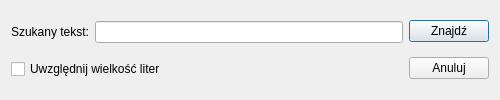
Old version of the form ui/ModifyData/dialog-search.ui in the repository OskarLewandowski/dex-data-experience.
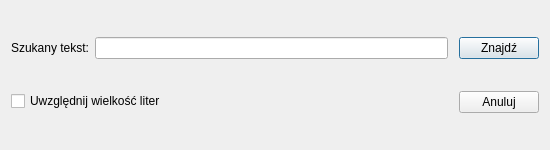
New version of the form.

Commit message: update dialog search

```diff
--- a/ui/ModifyData/dialog-search.ui
+++ b/ui/ModifyData/dialog-search.ui
@@ -9,14 +9,20 @@
    <rect>
     <x>0</x>
     <y>0</y>
-    <width>500</width>
-    <height>100</height>
+    <width>550</width>
+    <height>150</height>
    </rect>
   </property>
   <property name="minimumSize">
    <size>
-    <width>500</width>
-    <height>100</height>
+    <width>550</width>
+    <height>150</height>
+   </size>
+  </property>
+  <property name="maximumSize">
+   <size>
+    <width>550</width>
+    <height>150</height>
    </size>
   </property>
   <property name="windowTitle">
@@ -48,6 +54,22 @@
      </item>
     </layout>
    </item>
+   <item>
+    <spacer name="horizontalSpacer">
+     <property name="orientation">
+      <enum>Qt::Horizontal</enum>
+     </property>
+     <property name="sizeType">
+      <enum>QSizePolicy::Fixed</enum>
+     </property>
+     <property name="sizeHint" stdset="0">
+      <size>
+       <width>5</width>
+       <height>20</height>
+      </size>
+     </property>
+    </spacer>
+   </item>
    <item>
     <layout class="QVBoxLayout" name="verticalLayout">
      <item>
```
The commit also changes 1 other file.
